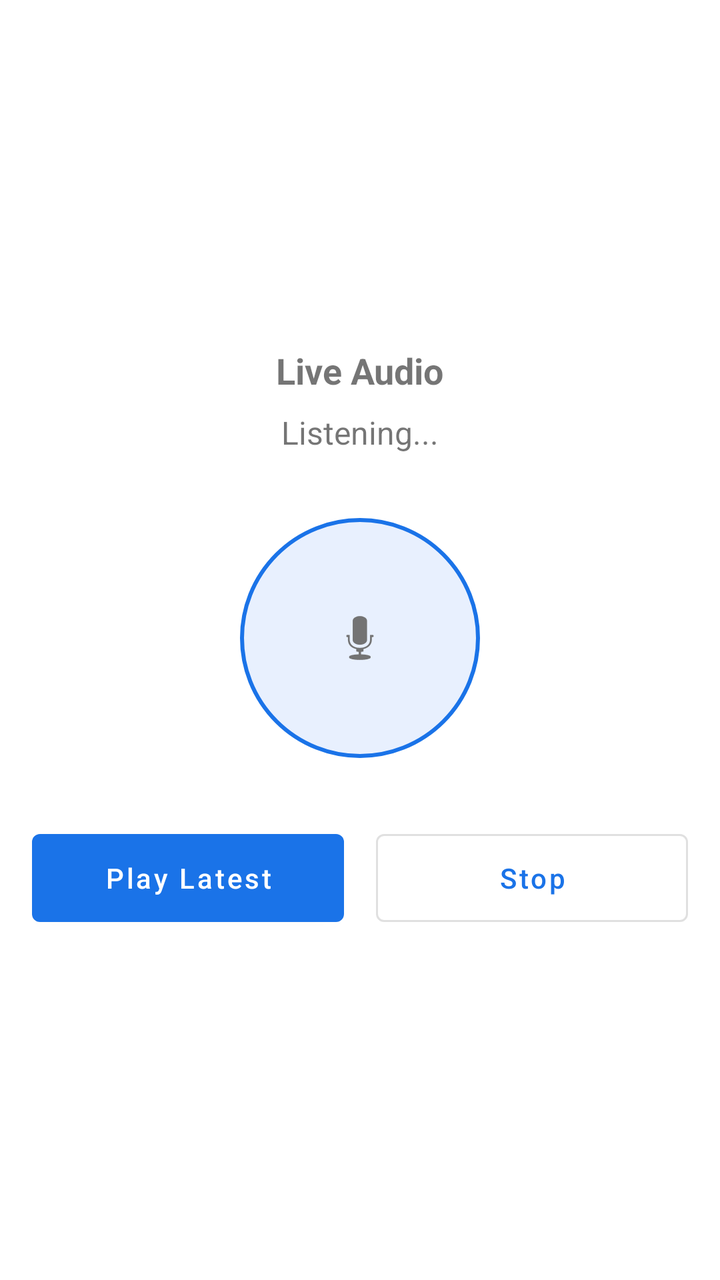
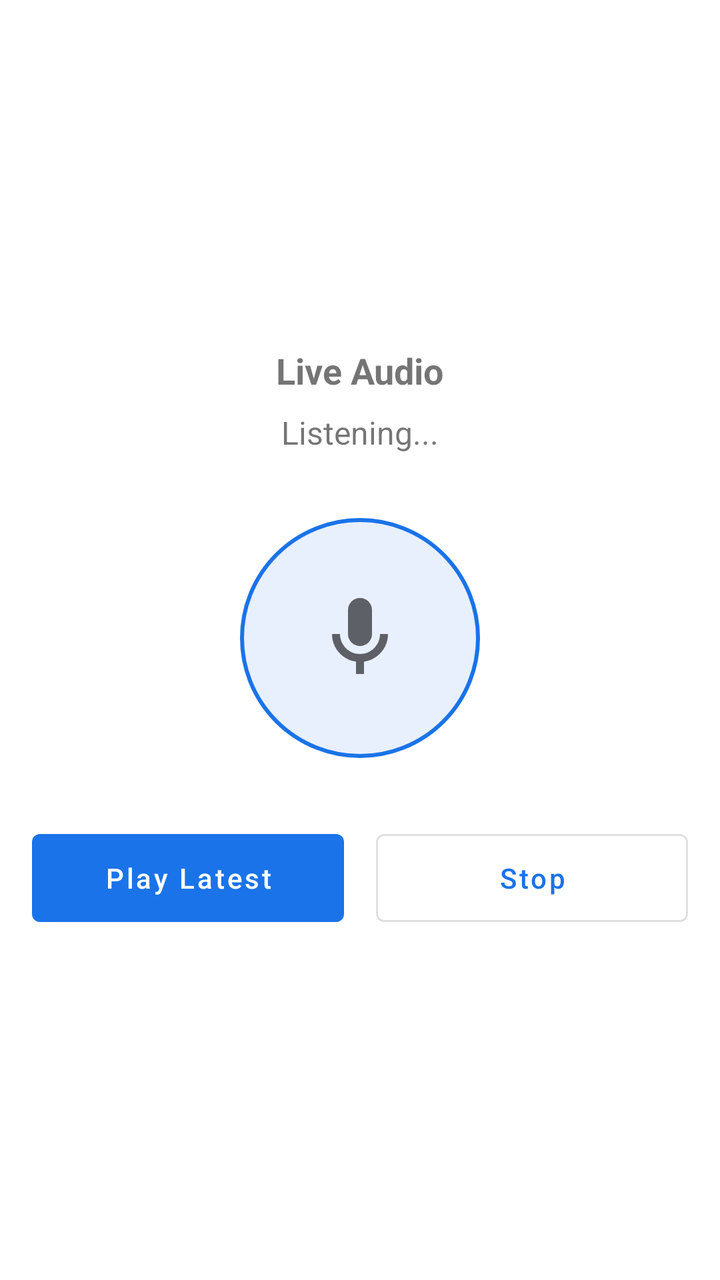

Before-and-after screenshots of an Android layout around one commit, followed by the original layout XML and the change that was made.
<!-- AndroidManifest.xml: application theme Theme.Monitor -->
<!-- res/layout/fragment_audio_player.xml -->
<?xml version="1.0" encoding="utf-8"?>
<LinearLayout xmlns:android="http://schemas.android.com/apk/res/android"
    android:layout_width="match_parent"
    android:layout_height="match_parent"
    android:gravity="center"
    android:orientation="vertical"
    android:padding="16dp">

    <TextView
        android:layout_width="wrap_content"
        android:layout_height="wrap_content"
        android:text="Live Audio"
        android:textSize="18sp"
        android:textStyle="bold"
        android:layout_marginBottom="8dp"/>

    <TextView
        android:id="@+id/tv_audio_status"
        android:layout_width="wrap_content"
        android:layout_height="wrap_content"
        android:text="Listening..."
        android:textSize="16sp"
        android:layout_marginBottom="32dp"/>

    <ImageButton
        android:layout_width="120dp"
        android:layout_height="120dp"
        android:src="@android:drawable/ic_btn_speak_now"
        android:background="@drawable/circle_button"
        android:contentDescription="Microphone"
        android:layout_marginBottom="32dp"/>

    <LinearLayout
        android:layout_width="match_parent"
        android:layout_height="wrap_content"
        android:orientation="horizontal"
        android:gravity="center">

        <Button
            android:id="@+id/btn_play"
            android:layout_width="0dp"
            android:layout_height="56dp"
            android:layout_weight="1"
            android:layout_marginEnd="8dp"
            android:text="Play Latest"
            android:textAllCaps="false"/>

        <Button
            android:id="@+id/btn_stop"
            android:layout_width="0dp"
            android:layout_height="56dp"
            android:layout_weight="1"
            android:layout_marginStart="8dp"
            android:text="Stop"
            android:textAllCaps="false"
            style="@style/Widget.MaterialComponents.Button.OutlinedButton"/>

    </LinearLayout>

</LinearLayout>
<!-- resources referenced by this layout -->
<resources>
  <!-- drawable circle_button (drawable) -->
  <?xml version="1.0" encoding="utf-8"?>
  <shape xmlns:android="http://schemas.android.com/apk/res/android"
      android:shape="oval">
      <solid android:color="#FFE8F0FE"/>
      <stroke android:width="2dp" android:color="#FF1A73E8"/>
  </shape>
  <style name="Theme.Monitor" parent="Theme.MaterialComponents.DayNight.NoActionBar">
          <item name="colorPrimary">#FF1A73E8</item>
          <item name="colorPrimaryVariant">#FF1557B0</item>
          <item name="colorOnPrimary">#FFFFFFFF</item>
          <item name="colorSecondary">#FF1A73E8</item>
          <item name="colorSecondaryVariant">#FF1557B0</item>
          <item name="colorOnSecondary">#FFFFFFFF</item>
          <item name="android:statusBarColor">#FF1A73E8</item>
      </style>
</resources>

<!-- the commit's change to res/layout/fragment_audio_player.xml (unified diff, before → after) -->
@@ -25,7 +25,7 @@
     <ImageButton
         android:layout_width="120dp"
         android:layout_height="120dp"
-        android:src="@android:drawable/ic_btn_speak_now"
+        android:src="@drawable/ic_mic"
         android:background="@drawable/circle_button"
         android:contentDescription="Microphone"
         android:layout_marginBottom="32dp"/>
<!-- resource entries referenced after the edit -->
@@ -7,6 +7,21 @@
       <solid android:color="#FFE8F0FE"/>
       <stroke android:width="2dp" android:color="#FF1A73E8"/>
   </shape>
+  <!-- drawable ic_mic (drawable) -->
+  <?xml version="1.0" encoding="utf-8"?>
+  <vector xmlns:android="http://schemas.android.com/apk/res/android"
+      android:width="48dp"
+      android:height="48dp"
+      android:viewportWidth="24"
+      android:viewportHeight="24"
+      android:tint="?attr/colorControlNormal">
+      <path
+          android:fillColor="@android:color/white"
+          android:pathData="M12,14c1.66,0 3,-1.34 3,-3V5c0,-1.66 -1.34,-3 -3,-3S9,3.34 9,5v6c0,1.66 1.34,3 3,3z"/>
+      <path
+          android:fillColor="@android:color/white"
+          android:pathData="M17,11c0,2.76 -2.24,5 -5,5s-5,-2.24 -5,-5H5c0,3.53 2.61,6.43 6,6.92V21h2v-3.08c3.39,-0.49 6,-3.39 6,-6.92H17z"/>
+  </vector>
   <style name="Theme.Monitor" parent="Theme.MaterialComponents.DayNight.NoActionBar">
           <item name="colorPrimary">#FF1A73E8</item>
           <item name="colorPrimaryVariant">#FF1557B0</item>
